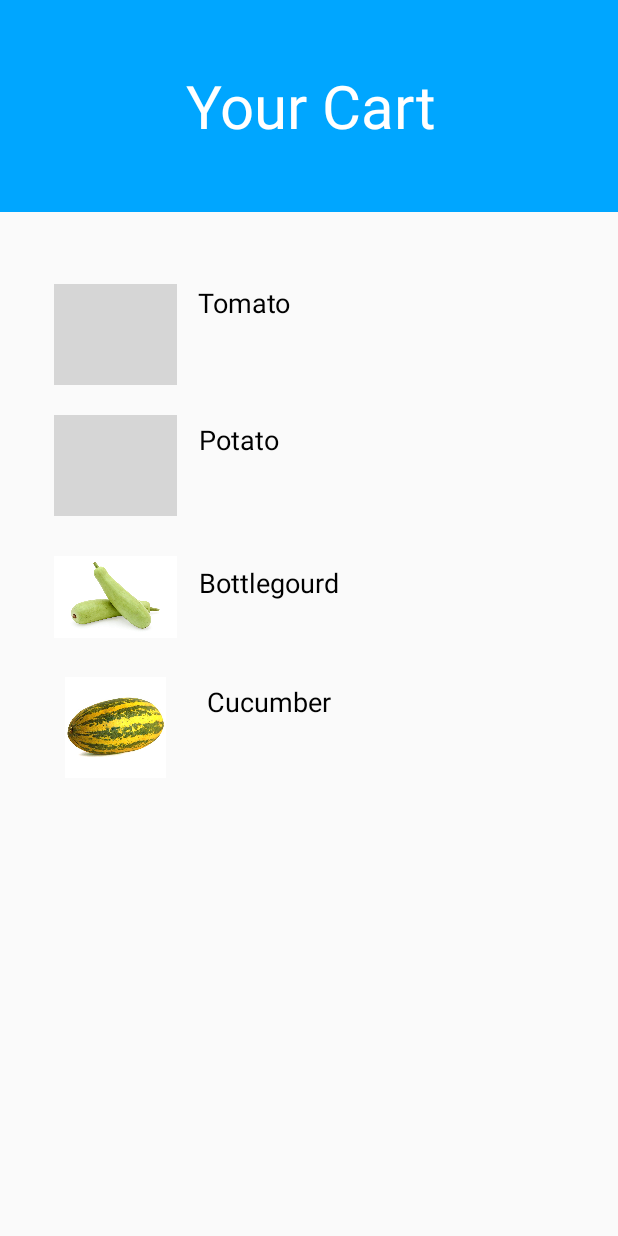
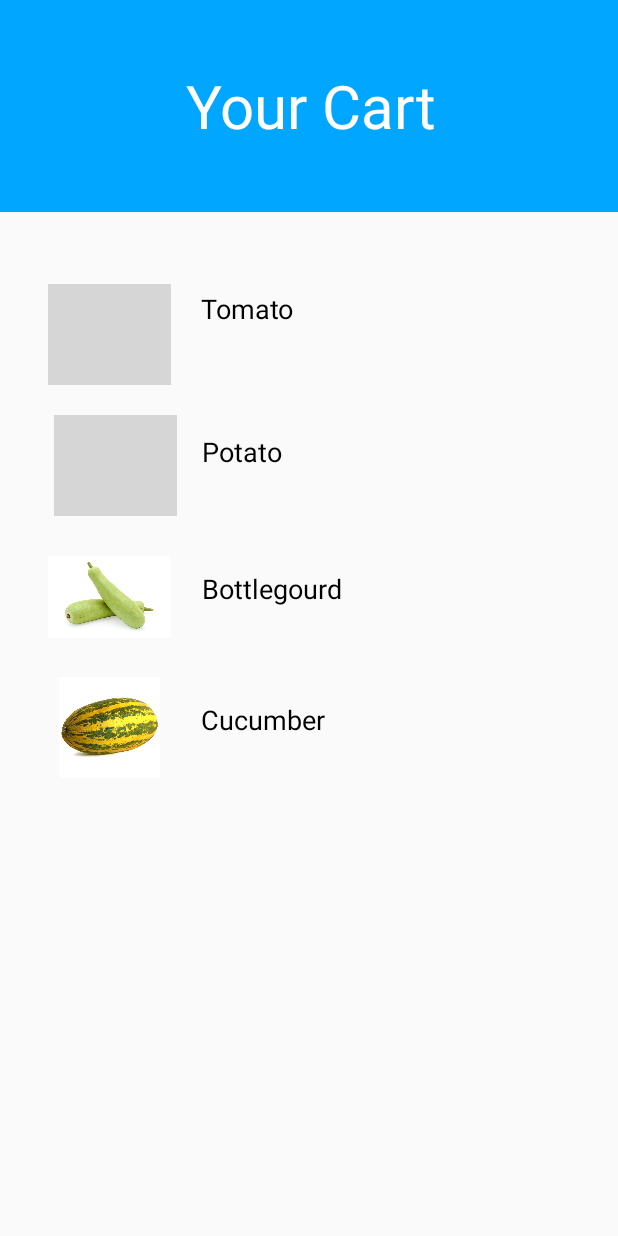
Before and after one commit to seshasain/VLot, an Android app: the Cart screen opened directly, with no data from a screen before it, on a phone screen of 412 x 824 dp. Run offline under Robolectric (Android 15) with nearby library versions, the phone set to English and light mode, and no system bars; our stand-ins replace Firebase (no records; nobody signed in at launch, a user with empty details on screens opened directly); grey boxes are pictures that could not be loaded.

Commit message:
Working on cart

```diff
--- a/app/src/main/res/layout/activity_cart.xml
+++ b/app/src/main/res/layout/activity_cart.xml
@@ -24,9 +24,9 @@
         android:id="@+id/tomato"
         android:layout_width="82dp"
         android:layout_height="67dp"
+        android:layout_marginStart="32dp"
+        android:layout_marginLeft="32dp"
         android:layout_marginTop="48dp"
-        app:layout_constraintEnd_toEndOf="parent"
-        app:layout_constraintHorizontal_bias="0.109"
         app:layout_constraintStart_toStartOf="parent"
         app:layout_constraintTop_toBottomOf="@+id/textView2"
         app:srcCompat="@drawable/tomato" />
@@ -35,12 +35,12 @@
         android:id="@+id/tomatoctv"
         android:layout_width="168dp"
         android:layout_height="43dp"
-        android:layout_marginTop="48dp"
+        android:layout_marginStart="20dp"
+        android:layout_marginLeft="20dp"
+        android:layout_marginTop="52dp"
         android:text="Tomato"
         android:textColor="@color/black"
         android:textSize="18sp"
-        app:layout_constraintEnd_toEndOf="parent"
-        app:layout_constraintHorizontal_bias="0.112"
         app:layout_constraintStart_toEndOf="@+id/tomato"
         app:layout_constraintTop_toBottomOf="@+id/textView2" />
 
@@ -48,9 +48,9 @@
         android:id="@+id/potato"
         android:layout_width="82dp"
         android:layout_height="67dp"
+        android:layout_marginStart="36dp"
+        android:layout_marginLeft="36dp"
         android:layout_marginTop="20dp"
-        app:layout_constraintEnd_toEndOf="parent"
-        app:layout_constraintHorizontal_bias="0.109"
         app:layout_constraintStart_toStartOf="parent"
         app:layout_constraintTop_toBottomOf="@+id/tomato"
         app:srcCompat="@drawable/potatoes" />
@@ -59,14 +59,14 @@
         android:id="@+id/potatoctv"
         android:layout_width="168dp"
         android:layout_height="43dp"
-        android:layout_marginTop="48dp"
+        android:layout_marginTop="52dp"
         android:layout_marginEnd="104dp"
         android:layout_marginRight="104dp"
         android:text="Potato"
+        android:textColor="@color/black"
         android:textSize="18sp"
-        android:textColor="@color/black"
         app:layout_constraintEnd_toEndOf="parent"
-        app:layout_constraintHorizontal_bias="0.666"
+        app:layout_constraintHorizontal_bias="0.761"
         app:layout_constraintStart_toEndOf="@+id/potato"
         app:layout_constraintTop_toBottomOf="@+id/tomatoctv" />
 
@@ -74,9 +74,9 @@
         android:id="@+id/bottleguard"
         android:layout_width="82dp"
         android:layout_height="67dp"
+        android:layout_marginStart="32dp"
+        android:layout_marginLeft="32dp"
         android:layout_marginTop="20dp"
-        app:layout_constraintEnd_toEndOf="parent"
-        app:layout_constraintHorizontal_bias="0.109"
         app:layout_constraintStart_toStartOf="parent"
         app:layout_constraintTop_toBottomOf="@+id/potato"
         app:srcCompat="@drawable/bottlegourd" />
@@ -85,14 +85,14 @@
         android:id="@+id/bguardctv"
         android:layout_width="168dp"
         android:layout_height="43dp"
-        android:layout_marginTop="52dp"
+        android:layout_marginTop="48dp"
         android:layout_marginEnd="96dp"
         android:layout_marginRight="96dp"
         android:text="Bottlegourd"
         android:textColor="@color/black"
         android:textSize="18sp"
         app:layout_constraintEnd_toEndOf="parent"
-        app:layout_constraintHorizontal_bias="0.482"
+        app:layout_constraintHorizontal_bias="0.606"
         app:layout_constraintStart_toEndOf="@+id/bottleguard"
         app:layout_constraintTop_toBottomOf="@+id/potatoctv" />
 
@@ -100,9 +100,9 @@
         android:id="@+id/cucumber"
         android:layout_width="82dp"
         android:layout_height="67dp"
+        android:layout_marginStart="32dp"
+        android:layout_marginLeft="32dp"
         android:layout_marginTop="20dp"
-        app:layout_constraintEnd_toEndOf="parent"
-        app:layout_constraintHorizontal_bias="0.109"
         app:layout_constraintStart_toStartOf="parent"
         app:layout_constraintTop_toBottomOf="@+id/bottleguard"
         app:srcCompat="@drawable/cucumber" />
@@ -113,12 +113,10 @@
         android:layout_height="43dp"
         android:layout_marginStart="20dp"
         android:layout_marginLeft="20dp"
-        android:layout_marginTop="36dp"
+        android:layout_marginTop="44dp"
         android:text="Cucumber"
         android:textColor="@color/black"
         android:textSize="18sp"
-        app:layout_constraintEnd_toEndOf="parent"
-        app:layout_constraintHorizontal_bias="0.0"
         app:layout_constraintStart_toEndOf="@+id/cucumber"
         app:layout_constraintTop_toBottomOf="@+id/bguardctv" />
 
```
